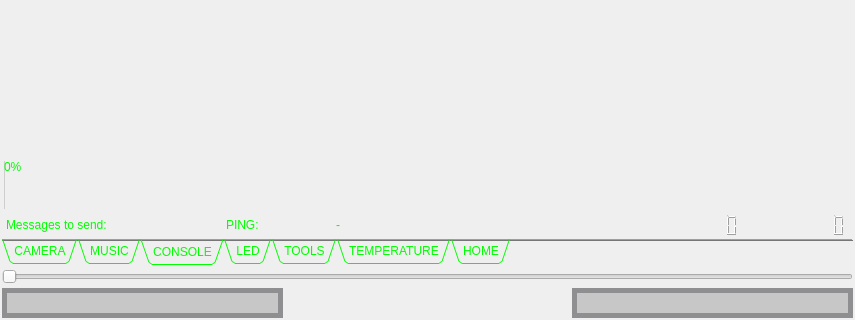
Above: iDom_Client/idom_client.ui from cyniu88/QT_kurs before the change; both pictures show x 0 to 855 and y 587 to 907 of the 855 by 907 pixel window. Below: the same form after it.
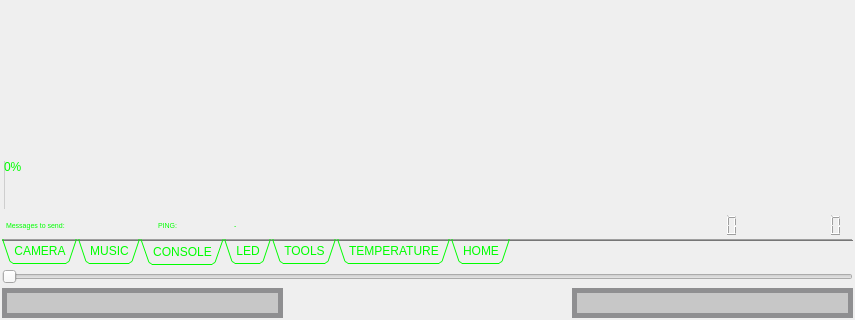
That is the form after the change. The open tabs and pages were chosen to show the change. Icons and pictures are not drawn. Custom widgets are drawn as their Qt base class.

Commit message: zmian czcionki ping

Diff of the .ui file:
```diff
--- a/iDom_Client/idom_client.ui
+++ b/iDom_Client/idom_client.ui
@@ -147,8 +147,8 @@
               <rect>
                <x>0</x>
                <y>0</y>
-               <width>815</width>
-               <height>722</height>
+               <width>807</width>
+               <height>689</height>
               </rect>
              </property>
              <layout class="QVBoxLayout" name="verticalLayout_6">
@@ -742,6 +742,11 @@
               <verstretch>0</verstretch>
              </sizepolicy>
             </property>
+            <property name="font">
+             <font>
+              <pointsize>5</pointsize>
+             </font>
+            </property>
             <property name="styleSheet">
              <string notr="true">color: rgb(0, 255, 0);
 border: none ;</string>
@@ -756,6 +761,12 @@
           </item>
           <item row="4" column="4" colspan="2">
            <widget class="QLCDNumber" name="lcdNumberActual">
+            <property name="sizePolicy">
+             <sizepolicy hsizetype="Fixed" vsizetype="Minimum">
+              <horstretch>0</horstretch>
+              <verstretch>0</verstretch>
+             </sizepolicy>
+            </property>
             <property name="minimumSize">
              <size>
               <width>0</width>
@@ -926,11 +937,16 @@
           <item row="4" column="3">
            <widget class="QLineEdit" name="ping">
             <property name="sizePolicy">
-             <sizepolicy hsizetype="Expanding" vsizetype="Fixed">
+             <sizepolicy hsizetype="Fixed" vsizetype="Fixed">
               <horstretch>0</horstretch>
               <verstretch>0</verstretch>
              </sizepolicy>
             </property>
+            <property name="font">
+             <font>
+              <pointsize>5</pointsize>
+             </font>
+            </property>
             <property name="styleSheet">
              <string notr="true">color: rgb(0, 255, 0);
 border: none ;</string>
@@ -997,6 +1013,11 @@
               <verstretch>0</verstretch>
              </sizepolicy>
             </property>
+            <property name="font">
+             <font>
+              <pointsize>5</pointsize>
+             </font>
+            </property>
             <property name="styleSheet">
              <string notr="true">color: rgb(0, 255, 0);
 border: none ;</string>
@@ -1011,6 +1032,12 @@
           </item>
           <item row="4" column="6">
            <widget class="QLCDNumber" name="lcdNumberAll">
+            <property name="sizePolicy">
+             <sizepolicy hsizetype="Fixed" vsizetype="Minimum">
+              <horstretch>0</horstretch>
+              <verstretch>0</verstretch>
+             </sizepolicy>
+            </property>
             <property name="styleSheet">
              <string notr="true">color: rgb(255, 255, 0);
  
@@ -1056,6 +1083,11 @@
               <verstretch>0</verstretch>
              </sizepolicy>
             </property>
+            <property name="font">
+             <font>
+              <pointsize>5</pointsize>
+             </font>
+            </property>
             <property name="styleSheet">
              <string notr="true">color: rgb(0, 255, 0);
 border: none ;</string>
@@ -2795,8 +2827,8 @@
             <rect>
              <x>0</x>
              <y>0</y>
-             <width>817</width>
-             <height>724</height>
+             <width>809</width>
+             <height>691</height>
             </rect>
            </property>
            <layout class="QGridLayout" name="gridLayout_15">
```
